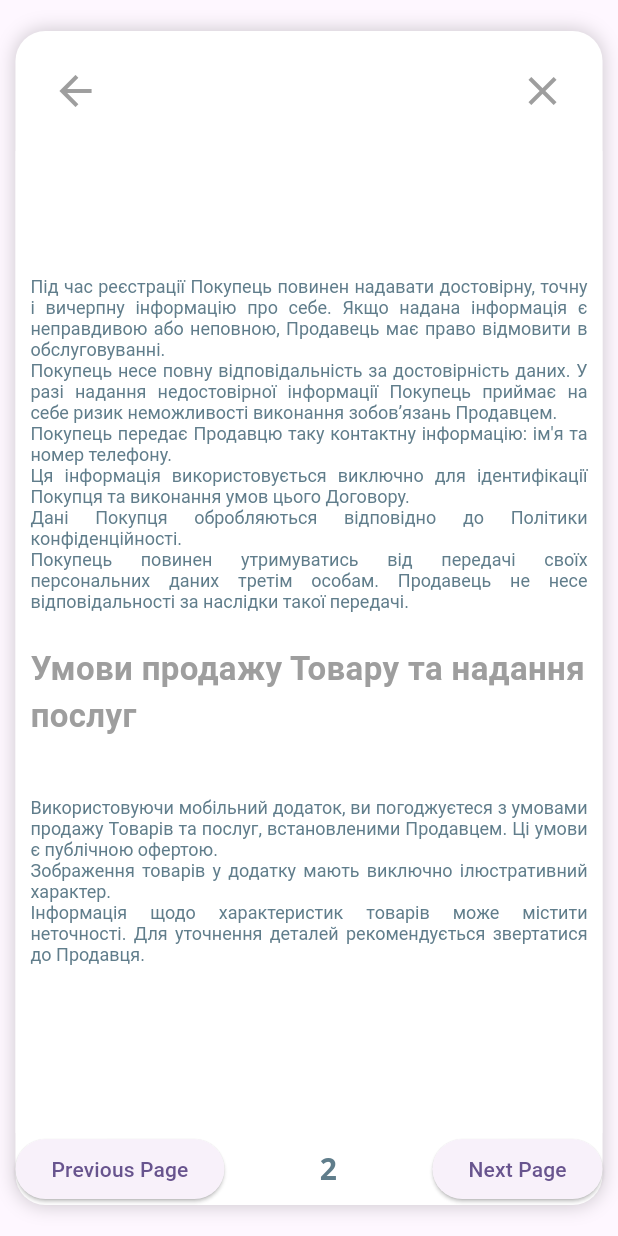
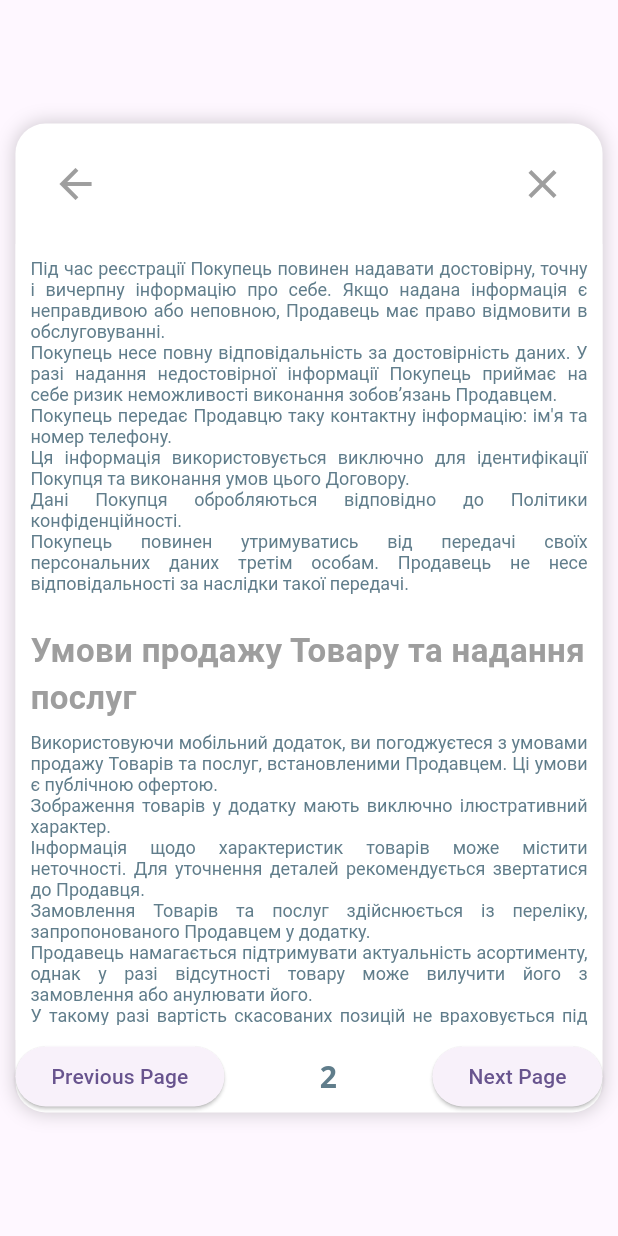
Before and after one commit to Spartakm67/flutter_final_project, a Flutter app: the UserAgreementWidget widget shown alone on an empty page, opened directly, swiped to page 2, on a phone screen of 412 x 824 dp. Run offline on Flutter 3.47's test engine with Material 3 defaults, Android fonts, the phone set to English and light mode, and no system bars; our stand-ins replace cloud_firestore, firebase_auth, firebase_core, flutter_dotenv, flutter_mobx, google_fonts and 5 more; missing offline and left inert: firebase_app_check; accounts and stored records are empty; generated files the repository leaves out were written again; network calls fail.

Commit message:
OrderContainer updated

```diff
--- a/lib/domain/store/firebase_store/firebase_store.dart
+++ b/lib/domain/store/firebase_store/firebase_store.dart
@@ -30,18 +30,19 @@ abstract class FirebaseStoreBase with Store {
       final locale = Platform.localeName;
       FirebaseAuth.instance.setLanguageCode(locale.isNotEmpty ? locale : 'en');
 
-      await FirebaseAppCheck.instance.activate(
-        // webProvider: ReCaptchaV3Provider(dotenv.env['RECAPTCHA_KEY'] ?? ''),
-        androidProvider: AndroidProvider.playIntegrity,
-        // androidProvider: AndroidProvider.debug,
-        // Default provider for iOS/macOS is the Device Check provider. You can use the "AppleProvider" enum to choose
-        // your preferred provider. Choose from:
-        // 1. Debug provider
-        // 2. Device Check provider
-        // 3. App Attest provider
-        // 4. App Attest provider with fallback to Device Check provider (App Attest provider is only available on iOS 14.0+, macOS 14.0+)
-        // appleProvider: AppleProvider.appAttest, // Or use Device Check provider
-      );
+      // await FirebaseAppCheck.instance.activate(
+      //   // webProvider: ReCaptchaV3Provider(dotenv.env['RECAPTCHA_KEY'] ?? ''),
+
+      //   // androidProvider: AndroidProvider.playIntegrity,
+      //   // androidProvider: AndroidProvider.debug,
+      //   // Default provider for iOS/macOS is the Device Check provider. You can use the "AppleProvider" enum to choose
+      //   // your preferred provider. Choose from:
+      //   // 1. Debug provider
+      //   // 2. Device Check provider
+      //   // 3. App Attest provider
+      //   // 4. App Attest provider with fallback to Device Check provider (App Attest provider is only available on iOS 14.0+, macOS 14.0+)
+      //   // appleProvider: AppleProvider.appAttest, // Or use Device Check provider
+      // );
 
       isInitialized = true;
     } catch (e) {
--- a/lib/presentation/widgets/contacts/user_agreement_widget.dart
+++ b/lib/presentation/widgets/contacts/user_agreement_widget.dart
@@ -46,7 +46,7 @@ class _UserAgreementWidgetState extends State<UserAgreementWidget> {
     return LayoutBuilder(
       builder: (context, constraints) {
         final width = constraints.maxWidth * 0.95;
-        final height = constraints.maxHeight * 0.95;
+        final height = constraints.maxHeight * 0.8;
         return Center(
           child: AnimatedOpacity(
             opacity: _isVisible ? 1.0 : 0.0,
@@ -116,10 +116,19 @@ class _UserAgreementWidgetState extends State<UserAgreementWidget> {
                                 child: RichText(
                                   text: TextSpan(
                                     children: [
-                                      TextSpan(
-                                        text: 'Угода користувача\n ',
-                                        style: TextStyles.oderAppBarText,
+                                      WidgetSpan(
+                                        child: Padding(
+                                          padding: EdgeInsets.symmetric(
+                                            vertical: 8.0,
+                                          ),
+                                          child: Text(
+                                            'Угода користувача',
+                                            style: TextStyles.oderAppBarText,
+                                            textAlign: TextAlign.start,
+                                          ),
+                                        ),
                                       ),
+                                      TextSpan(text: '\n'),
                                       TextSpan(
                                         text:
                                             '''Текст цього документу є договором, публічною пропозицією ФОП Козловський Дмитро Володимирович (надалі “Продавець”, "Ми") укласти на вашу користь (надалі “Ви”, "Покупець") договір на умовах, що викладені нижче.
@@ -148,10 +157,19 @@ class _UserAgreementWidgetState extends State<UserAgreementWidget> {
 Якщо ви не погоджуєтеся з цією Угодою, ви зобов'язані припинити використання додатку.\n''',
                                         style: TextStyles.spanBodyText,
                                       ),
-                                      TextSpan(
-                                        text: 'Реєстрація на Сайті\n',
-                                        style: TextStyles.oderAppBarText,
+                                      WidgetSpan(
+                                        child: Padding(
+                                          padding: EdgeInsets.symmetric(
+                                            vertical: 8.0,
+                                          ),
+                                          child: Text(
+                                            'Реєстрація на Сайті',
+                                            style: TextStyles.oderAppBarText,
+                                            textAlign: TextAlign.start,
+                                          ),
+                                        ),
                                       ),
+                                      TextSpan(text: '\n'),
                                       TextSpan(
                                         text:
                                             '''Для оформлення замовлення в мобільному додатку необхідно зареєструватися. Реєстрація відбувається через форму в додатку або за телефоном за допомогою оператора.
@@ -192,7 +210,7 @@ class _UserAgreementWidgetState extends State<UserAgreementWidget> {
                                             vertical: 8.0,
                                           ),
                                           child: Text(
-                                            'Умови продажу Товару та надання послуг\n',
+                                            'Умови продажу Товару та надання послуг',
                                             style: TextStyles.oderAppBarText,
                                             textAlign: TextAlign.start,
                                           ),
@@ -203,6 +221,9 @@ class _UserAgreementWidgetState extends State<UserAgreementWidget> {
                                             '''Використовуючи мобільний додаток, ви погоджуєтеся з умовами продажу Товарів та послуг, встановленими Продавцем. Ці умови є публічною офертою.
 Зображення товарів у додатку мають виключно ілюстративний характер.
 Інформація щодо характеристик товарів може містити неточності. Для уточнення деталей рекомендується звертатися до Продавця.
+Замовлення Товарів та послуг здійснюється із переліку, запропонованого Продавцем у додатку.
+Продавець намагається підтримувати актуальність асортименту, однак у разі відсутності товару може вилучити його з замовлення або анулювати його.
+У такому разі вартість скасованих позицій не враховується під час розрахунку між Сторонами.
                                         \n''',
                                         style: TextStyles.spanBodyText,
                                       ),
@@ -223,13 +244,6 @@ class _UserAgreementWidgetState extends State<UserAgreementWidget> {
                                 child: RichText(
                                   text: TextSpan(
                                     children: [
-                                      TextSpan(
-                                        text:
-                                            '''Замовлення Товарів та послуг здійснюється із переліку, запропонованого Продавцем у додатку.
-Продавець намагається підтримувати актуальність асортименту, однак у разі відсутності товару може вилучити його з замовлення або анулювати його.
-У такому разі вартість скасованих позицій не враховується під час розрахунку між Сторонами.\n''',
-                                        style: TextStyles.spanBodyText,
-                                      ),
                                       TextSpan(
                                         text: 'Доставка Товару\n ',
                                         style: TextStyles.oderAppBarText,
--- a/lib/presentation/widgets/order_widgets/order_container.dart
+++ b/lib/presentation/widgets/order_widgets/order_container.dart
@@ -269,11 +269,18 @@ class _OrderContainerState extends State<OrderContainer> {
     if (!isDelivery && (orderModel.point.trim().isEmpty)) {
       throw Exception('Будь-ласка виберіть адресу для самовивозу');
     }
-    if (orderModel.address!.trim().length < 5) {
+    if (isDelivery && (orderModel.address!.trim().length < 5)) {
       throw Exception('Адреса повинна містити принаймні 5 символів.');
     }
-    if (orderModel.address!.trim().length > 100) {
+    if (isDelivery && (orderModel.address!.trim().length > 100)) {
       throw Exception('Адреса не може перевищувати 100 символів.');
+    }
+
+    final addressRegExp = RegExp(r'^[a-zA-Zа-яА-ЯёЁіІїЇєЄґҐ0-9\s,.\-/\\]+$');
+    if (isDelivery && (!addressRegExp.hasMatch(orderModel.address!))) {
+      throw Exception(
+        'Адреса може містити лише літери, цифри, пробіли, коми, крапки, дефіси, а також "/" або "\\".',
+      );
     }
 
     if (orderStore.selectedTime.hour < DateTime.now().hour ||
@@ -282,14 +289,7 @@ class _OrderContainerState extends State<OrderContainer> {
       throw Exception('Час замовлення повинен бути більшим за поточний.');
     }
 
-    final addressRegExp = RegExp(r'^[a-zA-Zа-яА-ЯёЁіІїЇєЄґҐ0-9\s,.\-/\\]+$');
-    if (!addressRegExp.hasMatch(orderModel.address!)) {
-      throw Exception(
-        'Адреса може містити лише літери, цифри, пробіли, коми, крапки, дефіси, а також "/" або "\\".',
-      );
-    }
-
-    final products =
+   final products =
         counters.entries.where((entry) => entry.value > 0).map((entry) {
       return Product(
         productId: entry.key,
@@ -446,6 +446,7 @@ class _OrderContainerState extends State<OrderContainer> {
     } catch (e) {
       if (!mounted) return;
       String errorMessage = e.toString().replaceFirst('Exception: ', '');
+      print("Order error: $errorMessage");
       CustomSnackBar.show(
         context: context,
         message: 'Замовлення не відправлене: $errorMessage',
--- a/lib/services/poster_api/category_api_services.dart
+++ b/lib/services/poster_api/category_api_services.dart
@@ -20,6 +20,7 @@ class CategoryApiServices {
         const excludedWords = [
           'Glovo',
           'Сборки',
+          'Коктейлі',
           'Морозиво',
           'Горячи напої',
         ];
```
Also changed, not shown: 5 other files.
